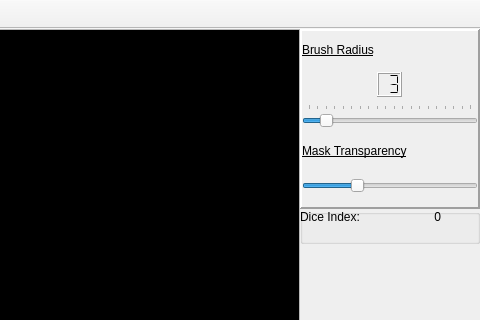
Before: the Qt Designer form ItATMIS/main.ui in jmj23/deep-learning, drawn with Qt 5; both pictures show x 450 to 930 and y 0 to 320 of the 930 by 739 pixel window.
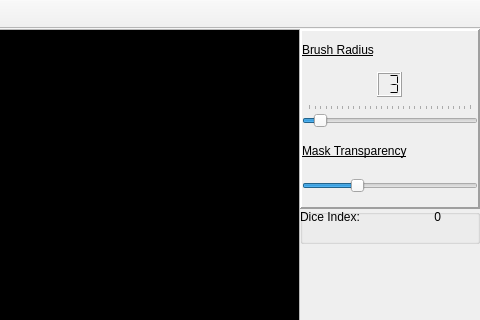
After: the same form once the commit is applied. Icons and pictures are not drawn. Custom widgets are drawn as their Qt base class.

The edit to the form file:
```diff
--- a/ItATMIS/main.ui
+++ b/ItATMIS/main.ui
@@ -396,7 +396,7 @@
           <number>1</number>
          </property>
          <property name="maximum">
-          <number>20</number>
+          <number>30</number>
          </property>
          <property name="pageStep">
           <number>1</number>
```
Left out of the diff: 10 changed lines with no effect on the pictures.
